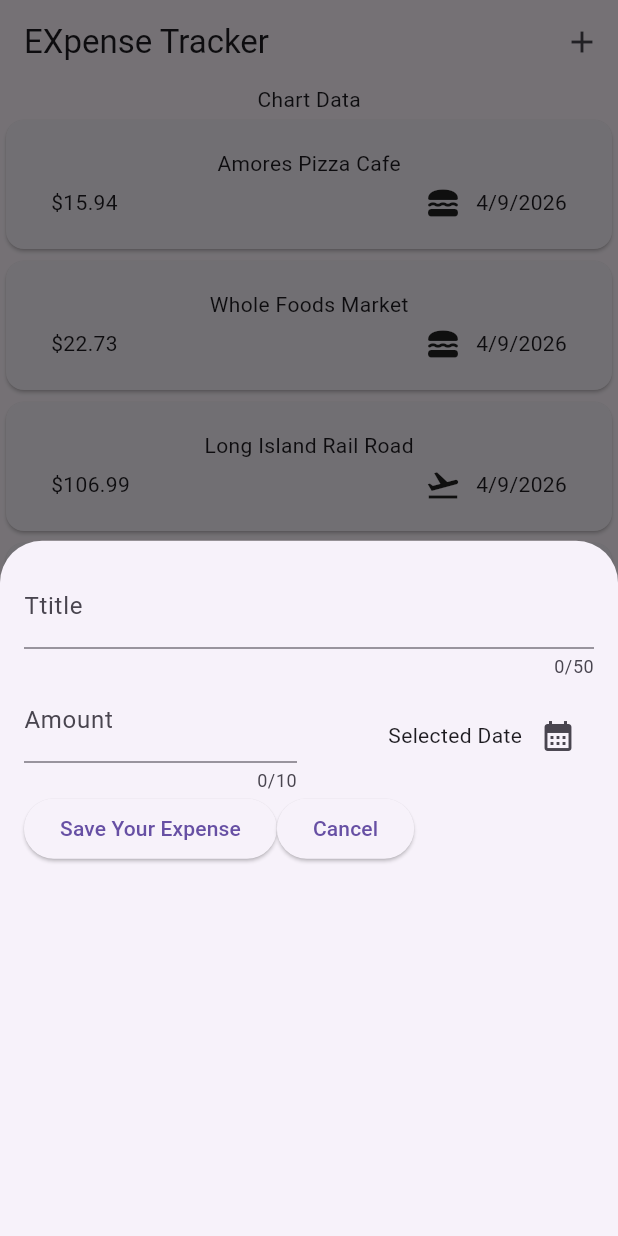
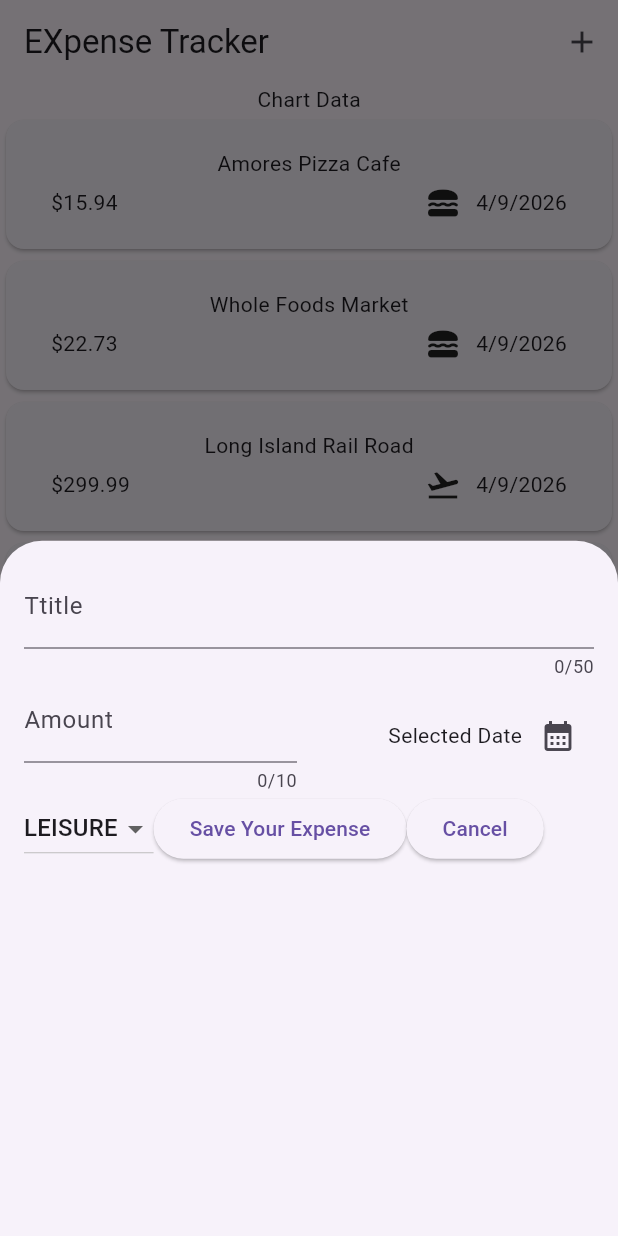
Before and after one commit to Jadenmcko/jaden_expensetracker_march24, a Flutter app: the screen it shows after launch, after a tap on the "add" icon, on a phone screen of 412 x 824 dp. Run offline on Flutter 3.47's test engine with Material 3 defaults, Android fonts, the phone set to English and light mode, and no system bars.

Commit message:
we changed the drop down button for the categories to be selectable. April 9th

```diff
--- a/lib/widgets/expenses.dart
+++ b/lib/widgets/expenses.dart
@@ -17,7 +17,7 @@
   final List<Expense> _registeredExpenses = [
     Expense(title: "Amores Pizza Cafe", amount: 15.94, date: DateTime.now(), category: Category.food),
     Expense(title: "Whole Foods Market", amount: 22.73, date: DateTime.now(), category: Category.food),
-    Expense(title: "Long Island Rail Road", amount: 106.99, date: DateTime.now(), category: Category.travel),
+    Expense(title: "Long Island Rail Road", amount: 299.99, date: DateTime.now(), category: Category.travel),
     Expense(title: "Staples", amount: 8.34, date: DateTime.now(), category: Category.work)
   ];
   @override
--- a/lib/widgets/newExpense.dart
+++ b/lib/widgets/newExpense.dart
@@ -1,3 +1,4 @@
+import 'package:jaden_expensetracker_march24/models/expense.dart';
 import 'package:flutter/material.dart';
 import 'package:flutter/widgets.dart';
 import 'package:intl/intl.dart';
@@ -12,6 +13,8 @@
   final _titleController = TextEditingController();
   final _amountController = TextEditingController();
   DateTime? _selectedDate;
+  // apr 8
+  Category _selectedCategory = Category.leisure;
   void _presentDatePicker() async{
     final now = DateTime.now();
     final firstDate = DateTime(now.year -1, now.month, now.day);
@@ -39,8 +42,7 @@
 
           // amount field
           Row(
-            children: [
-              Expanded(
+            children: [Expanded(
                 child: TextField(controller: _amountController,
                 maxLength: 10, keyboardType: TextInputType.number, decoration: InputDecoration(
                   prefixText: '\$', label: Text("Amount")),),
@@ -57,14 +59,30 @@
             ],
           ),
 
-        Row(children: [ElevatedButton(onPressed: (){
+        Row(children: [
+          DropdownButton(
+            // apr 8
+            value: _selectedCategory,
+            items: Category.values.map(
+          (category) => DropdownMenuItem(value: category,
+            child: Text(category.name.toUpperCase(),))
+          ) .toList(),
+           onChanged: (value){
+            if(value == null){
+              return;
+            }
+            setState(() {
+              _selectedCategory = value;
+            });
+           }),
+          ElevatedButton(onPressed: (){
           print(_titleController.text);
           print(_amountController);
         }, child: Text("Save Your Expense")),
         ElevatedButton(onPressed: (){
           // make a cancel button
           Navigator.pop(context);
-        }, child: Text("Cancel"))
+        }, child: const Text("Cancel"))
         ],)
       ]),
     );
```
